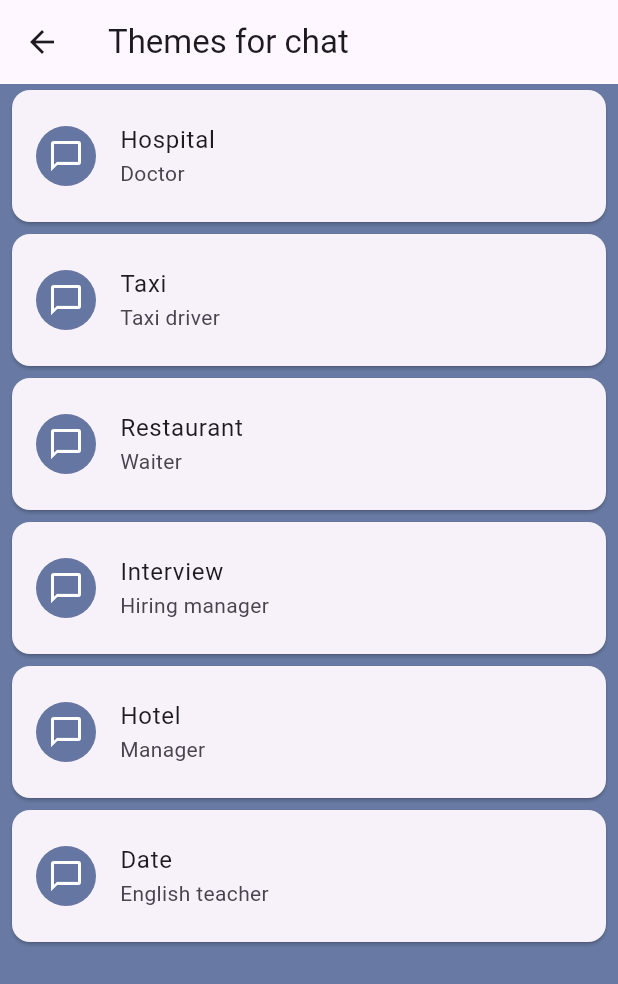
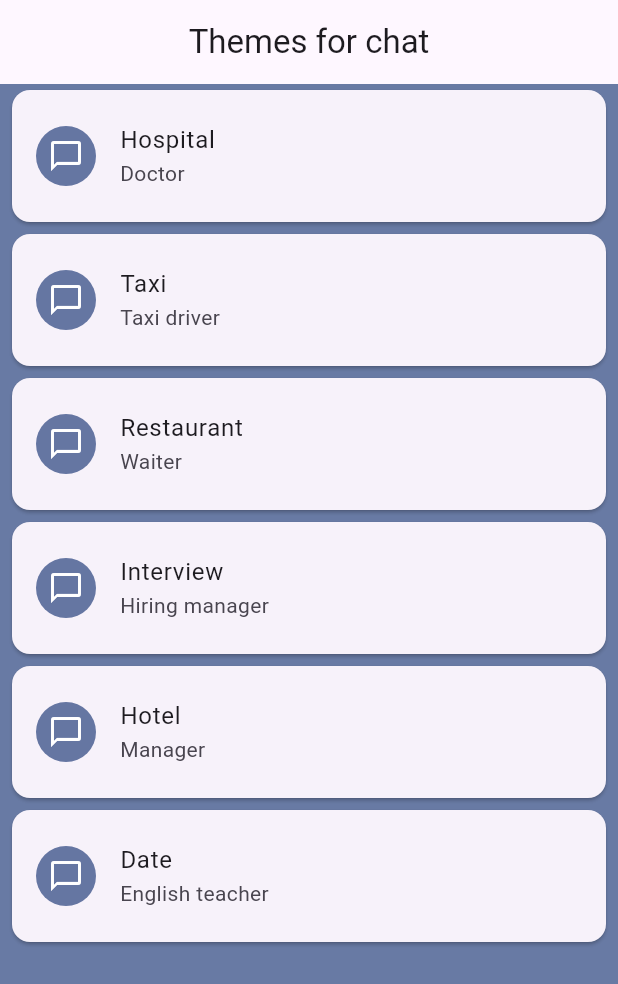
Before and after one commit to dkim-ua/English_hackathon, a Flutter app: the PersonOfChatPage screen opened by its route, on a phone screen of 412 x 824 dp. Shown: the top 984 px of the screen. Run offline on Flutter 3.47's test engine with Material 3 defaults, Android fonts, the phone set to English and light mode, and no system bars; our stand-ins replace auto_route, carousel_slider, flutter_chat_types, flutter_chat_ui, flutter_tts, syncfusion_flutter_charts; accounts and stored records are empty.

```diff
--- a/lib/pages/general/chat/person_of_chat_page.dart
+++ b/lib/pages/general/chat/person_of_chat_page.dart
@@ -20,6 +20,12 @@ class _PersonOfChatPageState extends State<PersonOfChatPage> {
       backgroundColor: mainColor,
       appBar: AppBar(
         title: const Text('Themes for chat'),
+        centerTitle: true,
+        leading: IconButton(
+          icon: Icon(Icons.arrow_back_ios,color: Colors.transparent,),
+          onPressed: (){
+          },
+        ),
       ),
       body: ListView(
         children: <Widget>[
--- a/lib/pages/general/vocabulary/vocabulary_page.dart
+++ b/lib/pages/general/vocabulary/vocabulary_page.dart
@@ -54,6 +54,11 @@ class _VocabularyPageState extends State<VocabularyPage> {
       appBar: AppBar(
         title: Text(userName),
         centerTitle: true,
+        leading: IconButton(
+          icon: Icon(Icons.arrow_back_ios,color: Colors.transparent,),
+          onPressed: (){
+          },
+        ),
       ),
       body: FutureBuilder<Map<String, dynamic>>(
         future: fetchData(1, 25),
```
Also changed, not shown: lib/pages/general/vocabulary/word_set_page.dart (+8 -2 lines).
